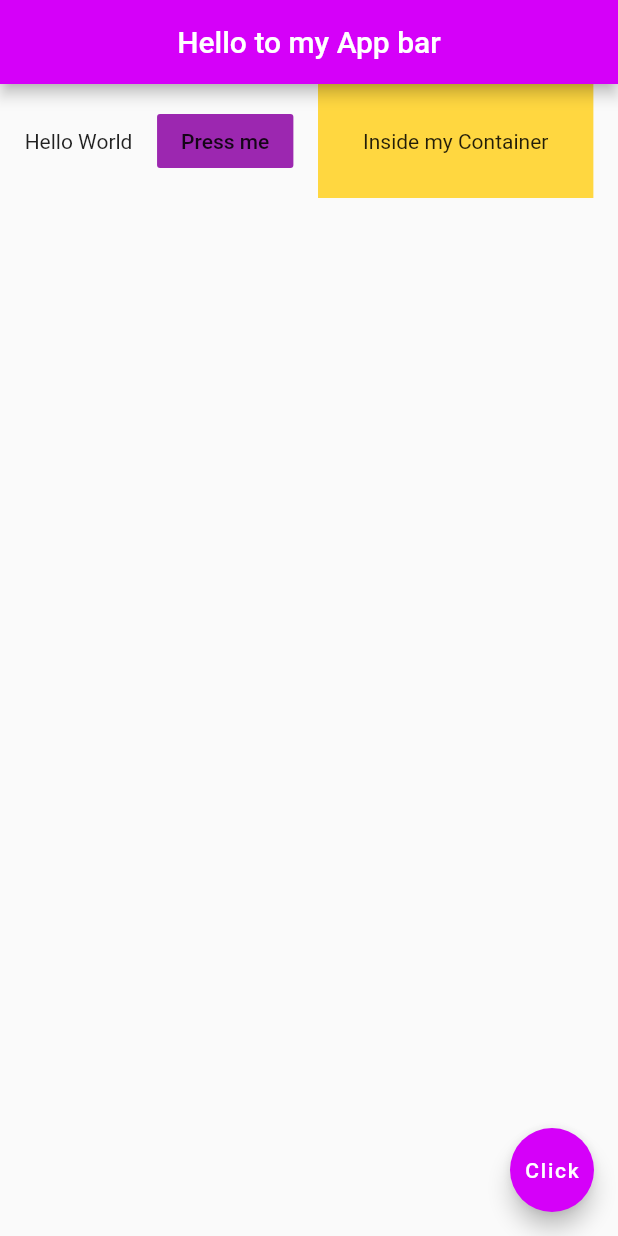
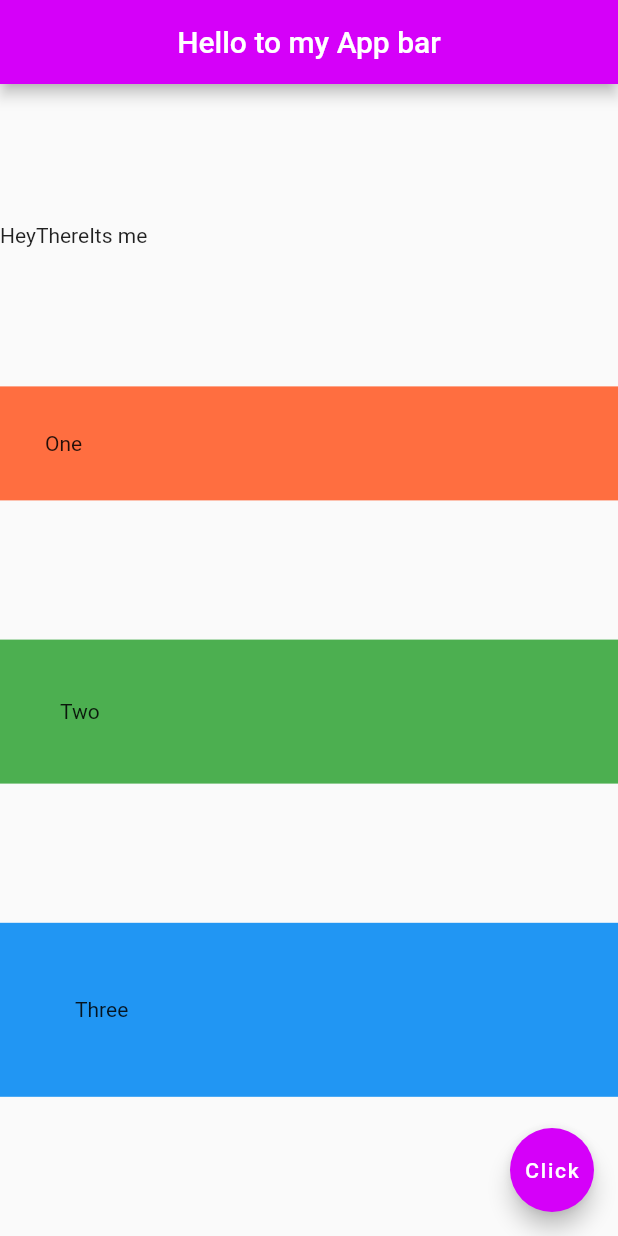
Before and after one commit to jkinathan/FlatNinja, a Flutter app: the screen it shows after launch, on a phone screen of 412 x 824 dp. Run offline on Flutter 3.47's test engine with Material 2 defaults, Android fonts, the phone set to English and light mode, and no system bars.

Commit message:
rows inside columns and columns

```diff
--- a/lib/main.dart
+++ b/lib/main.dart
@@ -17,20 +17,49 @@ class Home extends StatelessWidget {
         centerTitle: true,
         backgroundColor: Colors.purpleAccent[400],
       ),
-      body: Row(
+      body:
+          Column(
             mainAxisAlignment: MainAxisAlignment.spaceEvenly,
-        crossAxisAlignment: CrossAxisAlignment.center,
+            crossAxisAlignment: CrossAxisAlignment.stretch,
             children: [
-          Text('Hello World'),
-          FlatButton(onPressed: (){}, color: Colors.purple,child: Text('Press me'),),
+              Row(
+                children: [
+                  Text('Hey'),
+                  Text('There'),
+                  Text('Its me'),
+                ],
+              ),
               Container(
-            color: Colors.amberAccent,
+                color: Colors.deepOrangeAccent,
                 padding: EdgeInsets.all(30.0),
-            child: Text('Inside my Container'),
+                child: Text('One'),
+              ),
+              Container(
+                color: Colors.green,
+                padding: EdgeInsets.all(40.0),
+                child: Text('Two'),
+              ),
+              Container(
+                color: Colors.blue,
+                padding: EdgeInsets.all(50.0),
+                child: Text('Three'),
               ),
             ],
-
           ),
+      // Row(
+      //   mainAxisAlignment: MainAxisAlignment.spaceEvenly,
+      //   crossAxisAlignment: CrossAxisAlignment.center,
+      //   children: [
+      //     Text('Hello World'),
+      //     FlatButton(onPressed: (){}, color: Colors.purple,child: Text('Press me'),),
+      //     Container(
+      //       color: Colors.amberAccent,
+      //       padding: EdgeInsets.all(30.0),
+      //       child: Text('Inside my Container'),
+      //     ),
+      //   ],
+      //
+      // ),
       floatingActionButton: FloatingActionButton(
         onPressed: (){},
         child: Text("Click"),
```
Lines whose indentation alone changed are shown as unchanged.
